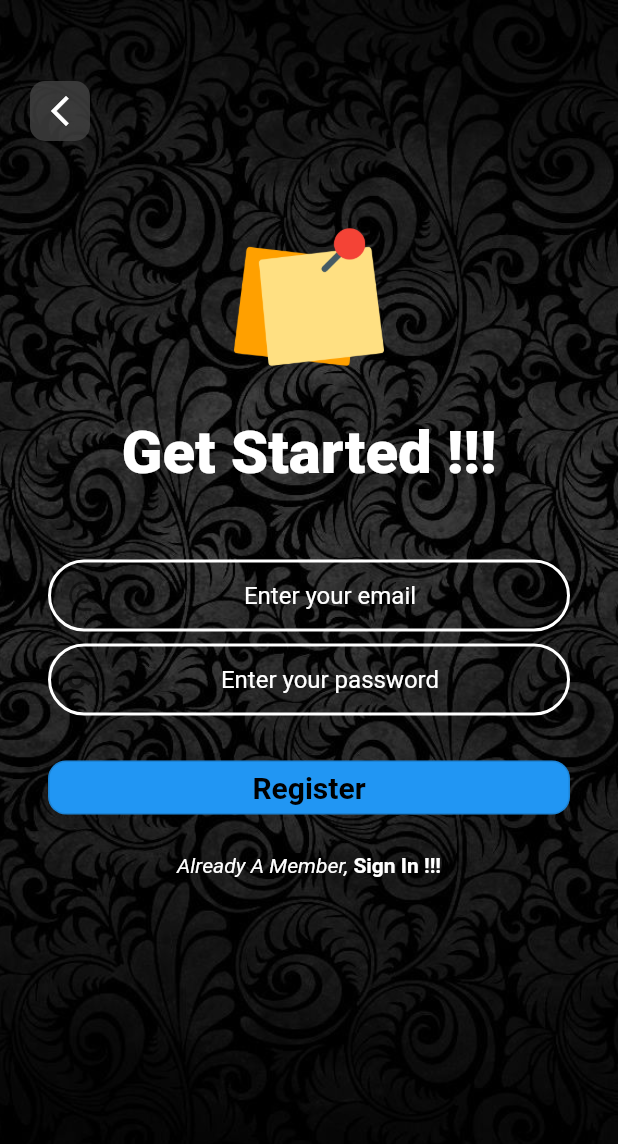
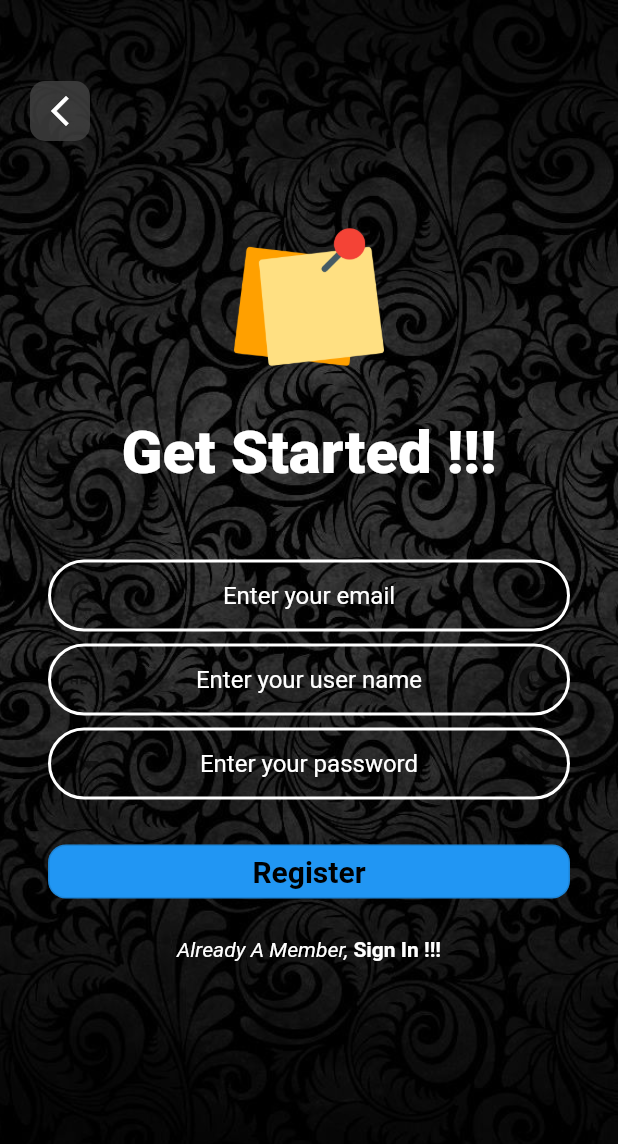
Before and after one commit to YarC7/Note_Flutter, a Flutter app: the RegistrationScreen screen opened directly, on a phone screen of 412 x 824 dp. Shown: the top 1144 px of the screen. Run offline on Flutter 3.47's test engine with Material 2 defaults, Android fonts, the phone set to English and light mode, and no system bars; our stand-ins replace cloud_firestore, file_picker, firebase_auth, firebase_core, firebase_storage, flutter_colorpicker and 10 more; missing offline and left inert: audio_session, flutter_quill, image_editor_plus, social_media_recorder; accounts and stored records are empty; network calls fail.

```diff
--- a/lib/constants/utility.dart
+++ b/lib/constants/utility.dart
@@ -20,7 +20,30 @@ const kMessageContainerDecoration = BoxDecoration(
 
 const kTextFieldDecoration = InputDecoration(
   hintText: 'x',
-    prefixIcon: Icon(Icons.alternate_email_outlined),
+    prefixIcon: Icon(Icons.abc),
+  contentPadding:
+  EdgeInsets.symmetric(vertical: 10.0, horizontal: 20.0),
+  border: OutlineInputBorder(
+    borderRadius: BorderRadius.all(Radius.circular(32.0)),
+  ),
+  labelStyle: TextStyle(color: Colors.white, fontSize: 30),
+  hintStyle: TextStyle(color: Colors.white),
+  enabledBorder: OutlineInputBorder(
+    borderSide:
+    BorderSide(color: Colors.white, width: 2.0),
+    borderRadius: BorderRadius.all(Radius.circular(32.0)),
+  ),
+  focusedBorder: OutlineInputBorder(
+    borderSide:
+    BorderSide(color: Colors.white, width: 2.0),
+    borderRadius: BorderRadius.all(Radius.circular(32.0)),
+  ),
+);
+
+
+const kEmailFieldDecoration = InputDecoration(
+  hintText: 'x',
+  prefixIcon: Icon(Icons.alternate_email_outlined),
   contentPadding:
   EdgeInsets.symmetric(vertical: 10.0, horizontal: 20.0),
   border: OutlineInputBorder(
--- /dev/null
+++ b/lib/controllers/load_data.dart
@@ -0,0 +1 @@
+import 'package:firebase_storage/firebase_storage.dart';
--- a/lib/screens/signup.dart
+++ b/lib/screens/signup.dart
@@ -1,3 +1,4 @@
+import 'package:cloud_firestore/cloud_firestore.dart';
 import 'package:flutter/gestures.dart';
 import 'package:flutter/material.dart';
 import 'package:get/get.dart';
@@ -17,6 +18,8 @@ class _RegistrationScreenState extends State<RegistrationScreen> {
   bool showSpinner = false;
   String email = '';
   String password = '';
+  String user_name = '';
+  bool isVisible = true;
   final _auth = FirebaseAuth.instance;
   @override
   Widget build(BuildContext context) {
@@ -90,14 +93,30 @@ class _RegistrationScreenState extends State<RegistrationScreen> {
                         color: Colors.white, // Color of the input text while typing
                       ),
                       decoration:
-                      kTextFieldDecoration.copyWith(hintText: 'Enter your email '),
+                      kEmailFieldDecoration.copyWith(hintText: 'Enter your email ',
+                          suffixIcon: IconButton(onPressed:(){} , icon: const Icon(Icons.mail))),
+                    ),
+                    const SizedBox(
+                      height: 8.0,
+                    ),TextField(
+                      textAlign: TextAlign.center,
+                      keyboardType: TextInputType.emailAddress,
+                      onChanged: (value) {
+                        user_name = value;
+                      },
+                      style: TextStyle(
+                        color: Colors.white, // Color of the input text while typing
+                      ),
+                      decoration:
+                      kTextFieldDecoration.copyWith(hintText: 'Enter your user name ',
+                          suffixIcon: IconButton(onPressed:(){} , icon: const Icon(Icons.account_circle))),
                     ),
                     const SizedBox(
                       height: 8.0,
                     ),
                     TextField(
                       textAlign: TextAlign.center,
-                      obscureText: true,
+                      obscureText: isVisible,
                       onChanged: (value) {
                         password = value;
                       },
@@ -105,7 +124,15 @@ class _RegistrationScreenState extends State<RegistrationScreen> {
                         color: Colors.white, // Color of the input text while typing
                       ),
                       decoration: kPassFieldDecoration.copyWith(
-                          hintText: 'Enter your password '),
+                          hintText: 'Enter your password ',
+                          suffixIcon: IconButton(
+                              onPressed: (){
+                                setState(() {
+                                  isVisible = !isVisible;
+                                });
+                              },
+                              icon: isVisible ? const Icon(Icons.visibility_off) : const Icon(Icons.visibility))
+                      ),
                     ),
                     const SizedBox(
                       height: 24.0,
@@ -143,6 +170,16 @@ class _RegistrationScreenState extends State<RegistrationScreen> {
                                 setState(() {
                                   showSpinner = false;
                                 });
+
+                                FirebaseFirestore.instance.collection("users").add({
+                                  "email": email,
+                                  "user_name": user_name,
+                                  "password" : password,
+                                  "image" : '',
+                                  "createdTime": DateTime.now(),
+                                  "modifiedTime": DateTime.now(),
+                                });
+
                                 Navigator.push(
                                     context,
                                     MaterialPageRoute(
```
Also changed, not shown: lib/models/listNotes.dart (added, +11 -0 lines), lib/models/text_layout.dart (deleted, +0 -43 lines), lib/models/user.dart (added, +28 -0 lines), lib/screens/forgot_password.dart (added, +108 -0 lines), lib/screens/home.dart (+29 -13 lines), lib/screens/login.dart (+16 -20 lines), lib/screens/profile.dart (+40 -0 lines), lib/screens/reset_password.dart (added, +84 -0 lines).
